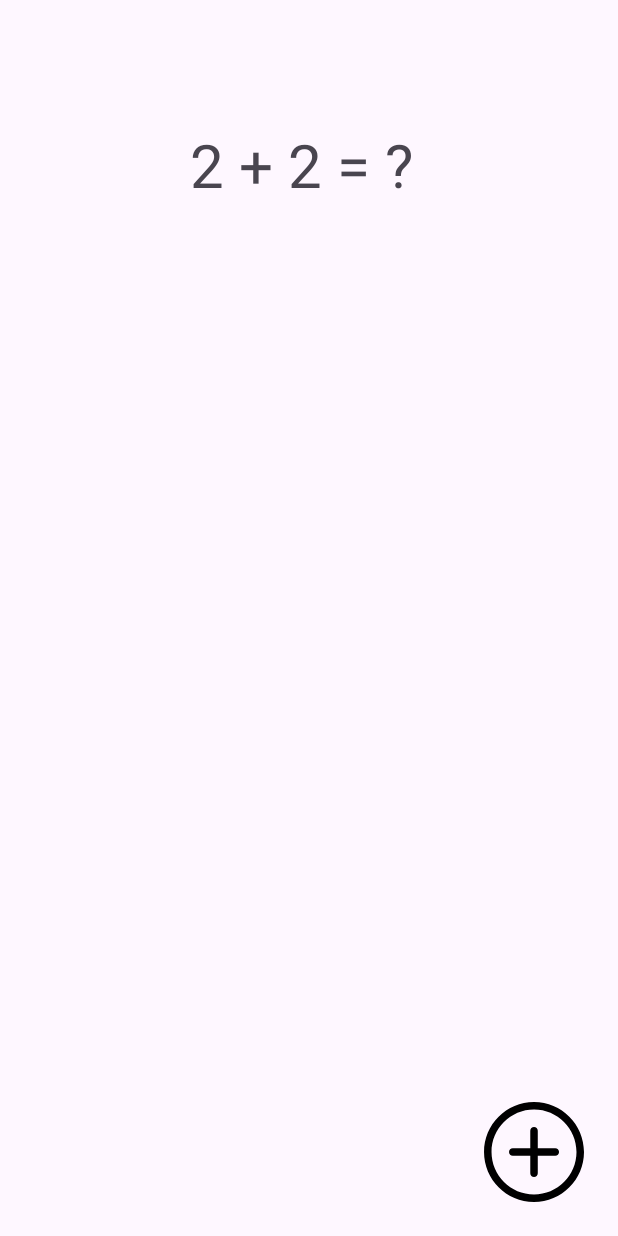
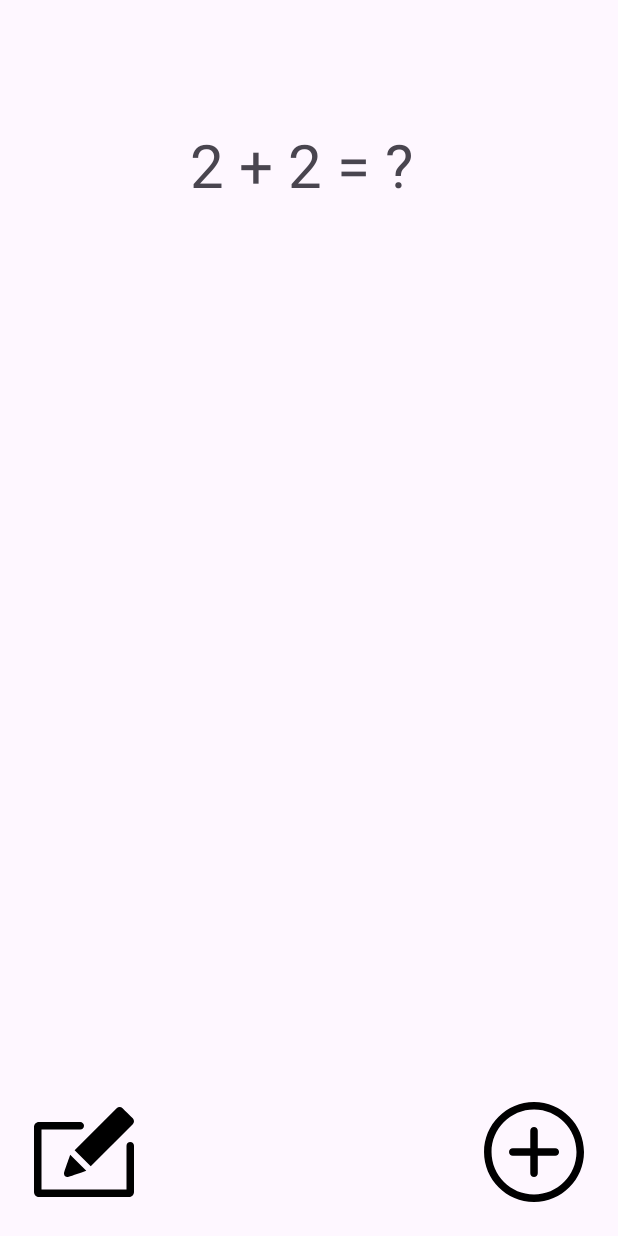
Before and after one commit to samm1735/FlashcardApp, an Android app: the screen it shows after launch (MainActivity), on a phone screen of 412 x 824 dp. Run offline under Robolectric (Android 15) with nearby library versions, the phone set to English and light mode, and no system bars.

Commit message:
Started working on the optional tasks : Users can now edit their flashcards, gif walthroughs will be uploaded after

```diff
--- /dev/null
+++ b/app/src/main/res/drawable/iconmonstr_pencil_square_filled.xml
@@ -0,0 +1,11 @@
+<vector xmlns:android="http://schemas.android.com/apk/res/android"
+    android:width="24dp"
+    android:height="24dp"
+    android:viewportWidth="24"
+    android:viewportHeight="24">
+  <path
+      android:fillColor="#FF000000"
+      android:pathData="m11.25,6c0.398,0 0.75,0.352 0.75,0.75 0,0.414 -0.336,0.75 -0.75,0.75 -1.505,0 -7.75,0 -7.75,0v12h17v-8.75c0,-0.414 0.336,-0.75 0.75,-0.75s0.75,0.336 0.75,0.75v9.25c0,0.621 -0.522,1 -1,1h-18c-0.48,0 -1,-0.379 -1,-1v-13c0,-0.481 0.38,-1 1,-1zM9.239,12.526c-1.045,3.003 -1.238,3.45 -1.238,3.84 0,0.441 0.385,0.626 0.627,0.626 0.272,0 1.108,-0.301 3.829,-1.249zM10.127,11.637 L13.347,14.857 21.755,6.457c0.163,-0.163 0.245,-0.377 0.245,-0.592 0,-0.213 -0.082,-0.427 -0.245,-0.591 -0.58,-0.578 -1.458,-1.457 -2.039,-2.036 -0.163,-0.163 -0.377,-0.245 -0.591,-0.245 -0.213,0 -0.428,0.082 -0.592,0.245z"
+      android:strokeLineJoin="round"
+      android:fillType="nonZero"/>
+</vector>
--- a/app/src/main/res/layout/activity_main.xml
+++ b/app/src/main/res/layout/activity_main.xml
@@ -41,17 +41,48 @@
         android:visibility="invisible"
         />
 
-    <RelativeLayout
-        android:id="@+id/flashcard_answers"
-        android:layout_width="match_parent"
-        android:layout_height="350dp"
-        android:layout_below="@id/flashcard_question"
-        android:layout_marginVertical="50dp"
+
+    <ImageView
+        android:id="@+id/add_card_button"
+        android:layout_width="80dp"
+        android:layout_height="80dp"
+        android:src="@drawable/iconmonstr_plus_circle_lined"
+        android:layout_alignParentBottom="true"
+        android:layout_alignParentRight="true"
+        android:layout_marginBottom="16dp"
+        android:layout_marginRight="16dp"
+        />
+
+
+    <ImageView
+        android:id="@+id/edit_card_button"
+        android:layout_width="80dp"
+        android:layout_height="80dp"
+        android:src="@drawable/iconmonstr_pencil_square_filled"
+        android:layout_alignParentBottom="true"
+        android:layout_alignParentStart="true"
+        android:layout_marginBottom="16dp"
+        android:layout_marginStart="16dp"
+        />
 
 
 
 
-        >
+
+
+
+
+<!--    <RelativeLayout-->
+<!--        android:id="@+id/flashcard_answers"-->
+<!--        android:layout_width="match_parent"-->
+<!--        android:layout_height="350dp"-->
+<!--        android:layout_below="@id/flashcard_question"-->
+<!--        android:layout_marginVertical="50dp"-->
+
+
+
+
+<!--        >-->
 
 
 
@@ -93,7 +124,7 @@
 
 
 
-    </RelativeLayout>
+<!--    </RelativeLayout>-->
 
 
 
@@ -122,16 +153,7 @@
 
 <!--        />-->
 
-    <ImageView
-        android:id="@+id/add_card_button"
-        android:layout_width="80dp"
-        android:layout_height="80dp"
-        android:src="@drawable/iconmonstr_plus_circle_lined"
-        android:layout_alignParentBottom="true"
-        android:layout_alignParentRight="true"
-        android:layout_marginBottom="16dp"
-        android:layout_marginRight="16dp"
-        />
+
 
 
 </RelativeLayout>
```
Also changed, not shown: app/src/main/java/com/example/app2/AddCardActivity.kt (+13 -2 lines), app/src/main/java/com/example/app2/MainActivity.kt (+119 -45 lines), app/src/main/res/drawable/iconmonstr_save_13.xml (added, +9 -0 lines).
